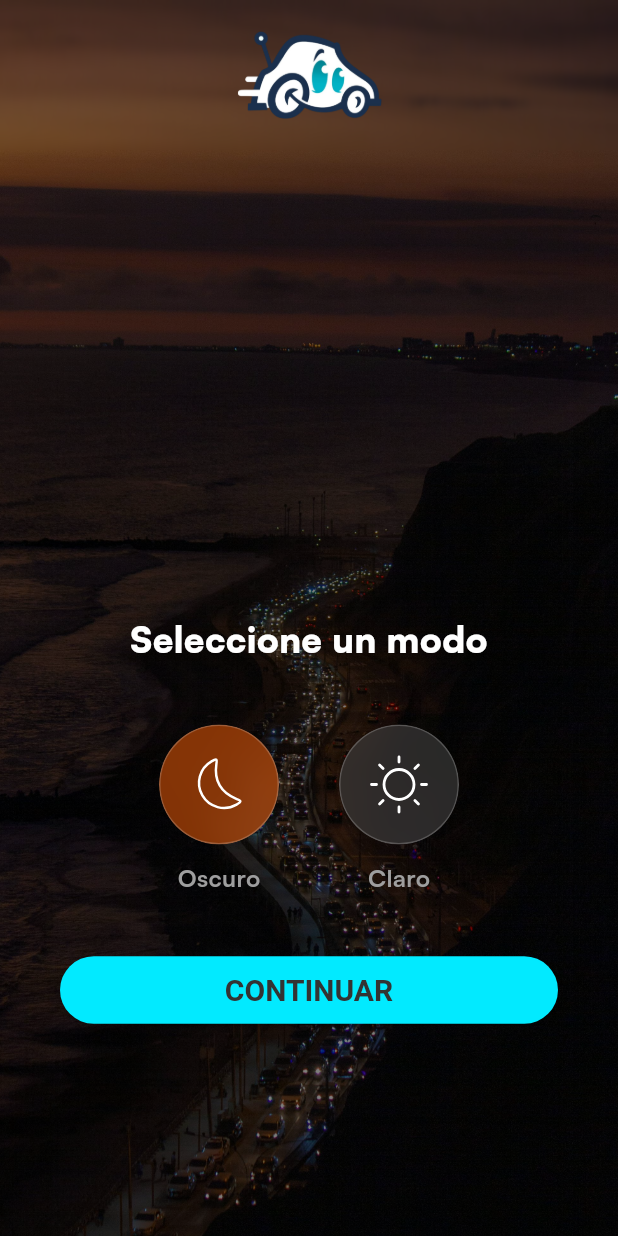
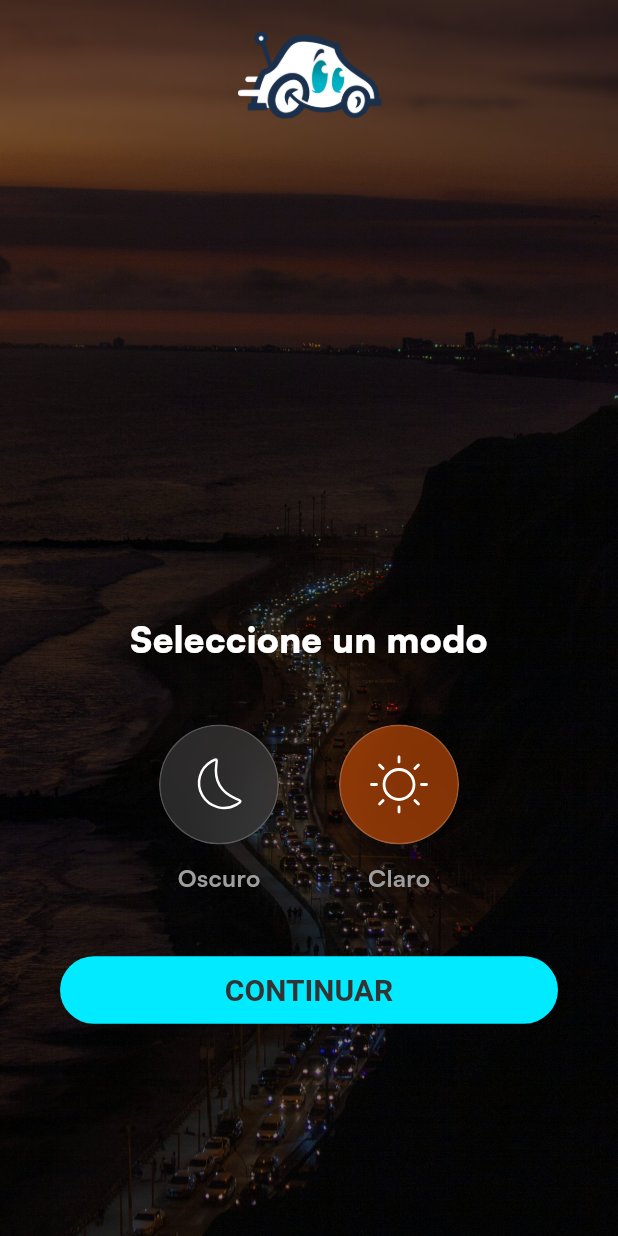
Before and after one commit to ammarAlaliS/VoyContigo_aplication, a Flutter app: the screen it shows after launch, after a tap on "EMPEZAR", on a phone screen of 412 x 824 dp. Run offline on Flutter 3.47's test engine with Material 3 defaults, Android fonts, the phone set to English and light mode, and no system bars; our stand-ins replace flutter_bloc, flutter_svg, hydrated_bloc; project files that could hold a hidden picture were left out.

Commit message:
se creo el estado para poder cambiar de theme de la aplicacion

```diff
--- /dev/null
+++ b/devtools_options.yaml
@@ -0,0 +1,3 @@
+description: This file stores settings for Dart & Flutter DevTools.
+documentation: https://docs.flutter.dev/tools/devtools/extensions#configure-extension-enablement-states
+extensions:
--- a/lib/main.dart
+++ b/lib/main.dart
@@ -1,10 +1,23 @@
 // ignore_for_file: prefer_const_constructors
 
+import 'package:flutter/foundation.dart';
 import 'package:flutter/material.dart';
+import 'package:flutter_bloc/flutter_bloc.dart';
+import 'package:hydrated_bloc/hydrated_bloc.dart';
+import 'package:path_provider/path_provider.dart';
 import 'package:quickcar_aplication/core/configs/theme/app_theme.dart';
+import 'package:quickcar_aplication/presentation/choice_mode/bloc/theme_cubit.dart';
 import 'package:quickcar_aplication/presentation/pages/splash.dart';
 
-void main() {
+Future<void> main() async {
+  WidgetsFlutterBinding.ensureInitialized();
+
+  HydratedBloc.storage = await HydratedStorage.build(
+    storageDirectory: kIsWeb
+        ? HydratedStorage.webStorageDirectory
+        : await getApplicationDocumentsDirectory(),
+  );
+
   runApp(MyApp());
 }
 
@@ -13,11 +26,20 @@ class MyApp extends StatelessWidget {
 
   @override
   Widget build(BuildContext context) {
-    return MaterialApp(
-      debugShowCheckedModeBanner: false,
-      title: 'QuickCar',
-      theme: AppTheme.lightTheme,
-      home: SplashPage(),
+    return MultiBlocProvider(
+      providers: [
+        BlocProvider(create: (_) => ThemeCubit()),
+      ],
+      child: BlocBuilder<ThemeCubit, ThemeMode>(
+        builder: (context, mode) => MaterialApp(
+          debugShowCheckedModeBanner: false,
+          title: 'QuickCar',
+          themeMode: mode,
+          theme: AppTheme.lightTheme,
+          darkTheme: AppTheme.darkTheme,
+          home: SplashPage(),
+        ),
+      ),
     );
   }
 }
--- a/lib/presentation/choice_mode/pages/choice_mode.dart
+++ b/lib/presentation/choice_mode/pages/choice_mode.dart
@@ -1,14 +1,16 @@
 // ignore_for_file: prefer_const_constructors
 
 import 'dart:ui';
+
 import 'package:flutter/material.dart';
-import 'package:flutter_svg/flutter_svg.dart';
+import 'package:flutter_bloc/flutter_bloc.dart';
+import 'package:flutter_svg/svg.dart';
 import 'package:quickcar_aplication/common/widgets/basic_app_select_theme.dart';
 import 'package:quickcar_aplication/common/widgets/buttom/basic_app_buttom.dart';
 import 'package:quickcar_aplication/core/configs/assets/app_images.dart';
 import 'package:quickcar_aplication/core/configs/assets/app_vectors.dart';
+import 'package:quickcar_aplication/presentation/choice_mode/bloc/theme_cubit.dart';
 import 'package:quickcar_aplication/presentation/widgets/logo.dart';
-
 class ChoiceMode extends StatelessWidget {
   const ChoiceMode({super.key});
 
@@ -21,7 +23,7 @@ class ChoiceMode extends StatelessWidget {
       child: Scaffold(
         body: Stack(
           children: [
-            // Background image
+            // Imagen de fondo
             Container(
               decoration: const BoxDecoration(
                 image: DecorationImage(
@@ -30,16 +32,16 @@ class ChoiceMode extends StatelessWidget {
                 ),
               ),
             ),
-            // Semi-transparent overlay
+            // Capa semi-transparente
             Container(
               color: Colors.black.withOpacity(0.50),
             ),
-            // Elements above
+            // Elementos sobrepuestos
             Padding(
               padding: const EdgeInsets.only(right: 0, bottom: 120, left: 0),
               child: Column(
                 children: [
-                  // Logo with blur effect
+                  // Logo con efecto de blur
                   ClipRect(
                     child: BackdropFilter(
                       filter: ImageFilter.blur(sigmaX: 1.0, sigmaY: 3.0),
@@ -55,7 +57,7 @@ class ChoiceMode extends StatelessWidget {
                     padding: const EdgeInsets.all(20.0),
                     child: Column(
                       children: [
-                        Text(
+                        const Text(
                           'Seleccione un modo',
                           style: TextStyle(
                             fontSize: 24,
@@ -63,44 +65,52 @@ class ChoiceMode extends StatelessWidget {
                             color: Colors.white,
                           ),
                         ),
-                        SizedBox(
+                        const SizedBox(
                           height: 40,
                         ),
                         Row(
                           mainAxisAlignment: MainAxisAlignment.center,
                           children: [
+                            // Botón para activar el modo oscuro
                             BasicAppSelectTheme(
                               initialCircleColor: isDarkMode
-                                  ? Color.fromARGB(255, 76, 76, 76)
-                                  : Color.fromARGB(255, 255, 97, 6),
+                                  ? const Color.fromARGB(255, 255, 97, 6)
+                                  : const Color.fromARGB(255, 76, 76, 76),
                               initialIcon: SvgPicture.asset(AppVectors.moon),
                               labelText: 'Oscuro',
                               initialBorderColor: Colors.white,
                               textColor: Colors.grey,
-                              onTap: () {},
+                              onTap: () {
+                                // Cambiar siempre al modo oscuro cuando se presione
+                                context.read<ThemeCubit>().updateTheme(ThemeMode.dark);
+                              },
                             ),
                             const SizedBox(width: 40),
+                            // Botón para activar el modo claro
                             BasicAppSelectTheme(
                               initialCircleColor: isDarkMode
-                                  ? Color.fromARGB(255, 255, 97, 6)
-                                  : Color.fromARGB(255, 76, 76, 76),
+                                  ? const Color.fromARGB(255, 76, 76, 76)
+                                  : const Color.fromARGB(255, 255, 97, 6),
                               initialIcon: SvgPicture.asset(AppVectors.sun),
                               labelText: 'Claro',
                               initialBorderColor: Colors.white,
                               textColor: Colors.grey,
-                              onTap: () {},
+                              onTap: () {
+                                // Cambiar siempre al modo claro cuando se presione
+                                context.read<ThemeCubit>().updateTheme(ThemeMode.light);
+                              },
                             ),
                           ],
                         ),
-                        SizedBox(
+                        const SizedBox(
                           height: 40,
                         ),
                         Container(
-                            margin: EdgeInsets.symmetric(
-                                vertical: 0, horizontal: 20),
+                          margin: const EdgeInsets.symmetric(vertical: 0, horizontal: 20),
                           child: BasicAppButton(
                             onPressed: () {
-                                Navigator.push(
+                              // Acción al presionar el botón de continuar
+                              Navigator.pushReplacement(
                                 context,
                                 MaterialPageRoute(
                                   builder: (BuildContext context) => ChoiceMode(),
--- a/pubspec.yaml
+++ b/pubspec.yaml
@@ -36,7 +36,9 @@ dependencies:
   # Use with the CupertinoIcons class for iOS style icons.
   cupertino_icons: ^1.0.8
   flutter_svg: ^2.0.10+1
-  bloc: ^8.1.4
+  flutter_bloc: ^8.1.6
+  hydrated_bloc: ^9.1.5
+  path_provider: ^2.1.4
 
 
 dev_dependencies:
```
Also changed, not shown: lib/presentation/choice_mode/bloc/theme_cubit.dart (added, +41 -0 lines), pubspec.lock, 1 other file. Lines whose indentation alone changed are shown as unchanged.
